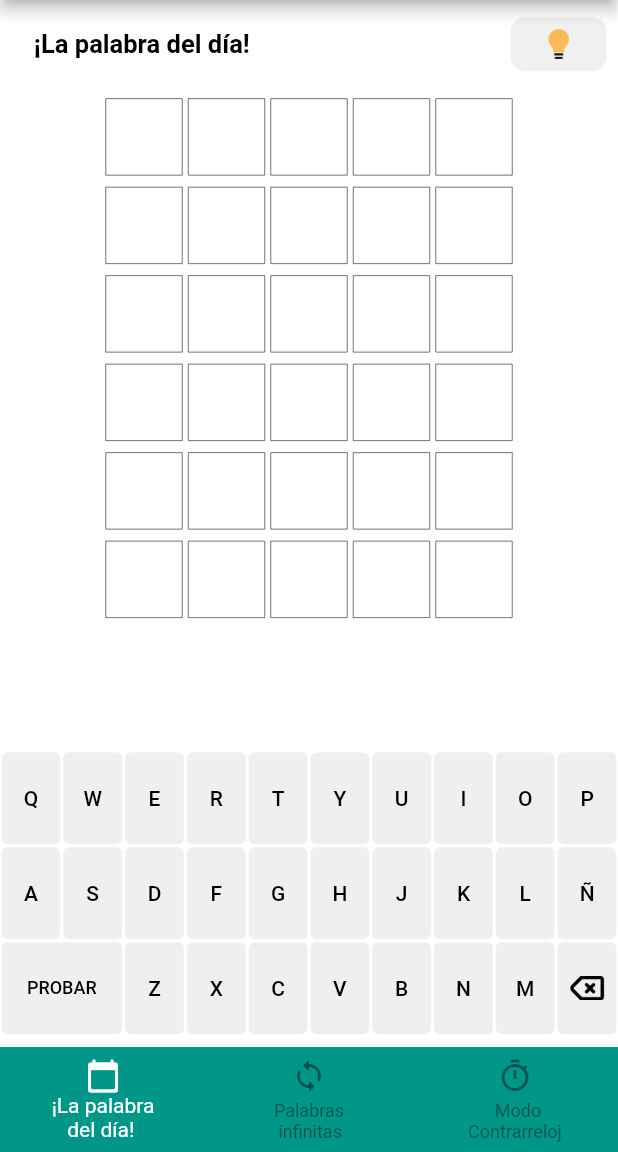
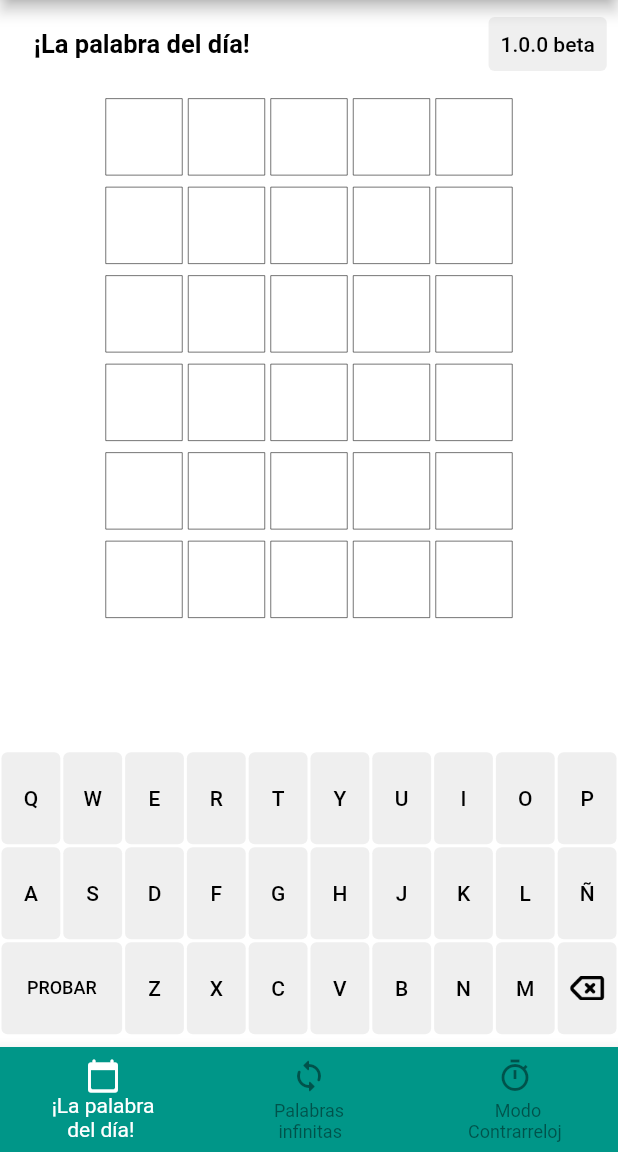
Before and after one commit to joaquinsolla/Encasillado, a Flutter app: the screen it shows after launch, after a tap on "PROBAR", on a phone screen of 412 x 824 dp, the part 84-1236 px from its top. Run offline on Flutter 3.47's test engine with Material 2 defaults, Android fonts, the phone set to English and light mode, and no system bars; our stand-ins replace flushbar; missing offline and left inert: mailto, whatsapp_share; Roboto replaces fonts that are missing (RaleWay).

Commit message:
Game banner changed

```diff
--- a/lib/common_pages.dart
+++ b/lib/common_pages.dart
@@ -897,7 +897,7 @@ class updates_page extends StatelessWidget {
                 height: 5,
               ),
               Text(
-                "Versión 1.0.0 Beta:",
+                "Versión " + currentVersion + ":",
                 style: TextStyle(
                   fontSize: 25,
                   color: myBlack,
--- a/lib/common_variables.dart
+++ b/lib/common_variables.dart
@@ -1,3 +1,5 @@
+const String currentVersion = "1.0.0 beta";
+
 int currentPage = 1;
 
 bool wordOfTheDayDialogShown = false;
@@ -14,7 +16,6 @@ double keyHeight = 0;
 // User settings
 bool colorBlind = false;
 bool darkMode = false;
-bool updates_pushed = false;
 
 // Cell control
 int currentCell = 0;
--- a/lib/common_widgets.dart
+++ b/lib/common_widgets.dart
@@ -177,7 +177,7 @@ Container game_banner(BuildContext context) {
             padding: const EdgeInsets.fromLTRB(3.0, 2.0, 3.0, 2.0),
             decoration: BoxDecoration(
               color: keyColor,
-              borderRadius: BorderRadius.circular(10),
+              borderRadius: BorderRadius.circular(5),
             ),
             child: Row(
               children: [
@@ -201,81 +201,28 @@ Container game_banner(BuildContext context) {
         SizedBox(
           width: 5.0,
         ),
-        if (updates_pushed == false) updates_button_blinking(),
-        if (updates_pushed == true) updates_button_not_blinking(context),
+        current_version_button(context),
       ],
     ),
   );
 }
 
-TextButton updates_button_not_blinking(BuildContext context) {
-  String updatesImage;
-  if (darkMode) {
-    updatesImage = future_updates_image_darkmode;
-  } else {
-    updatesImage = future_updates_image;
-  }
-
+TextButton current_version_button(BuildContext context) {
   return TextButton(
-    style: ButtonStyle(
-      backgroundColor: MaterialStateProperty.all(keyColor),
-      shape: MaterialStateProperty.all<RoundedRectangleBorder>(
-        RoundedRectangleBorder(
-          borderRadius: BorderRadius.circular(10.0),
-        ),
-      ),
-    ),
     onPressed: () {
-      if (updates_pushed == false) updates_pushed = true;
       runApp(EncasilladoApp());
       Navigator.push(context,
           MaterialPageRoute(builder: (context) => const updates_page()));
     },
-    child: Container(
-      padding: const EdgeInsets.fromLTRB(0.0, 0.0, 0.0, 0.0),
-      decoration: BoxDecoration(
-        color: keyColor,
-        borderRadius: BorderRadius.circular(10),
-      ),
-      child: Image.asset(
-        updatesImage,
-        scale: 9,
-      ),
+    style: TextButton.styleFrom(
+      primary: myBlack,
+      backgroundColor: keyColor,
+    ),
+    child: Text(
+      currentVersion,
+      style: TextStyle(color: Colors.black),
     ),
   );
-}
-
-class updates_button_blinking extends StatefulWidget {
-  @override
-  _updates_button_blinkingState createState() =>
-      _updates_button_blinkingState();
-}
-
-class _updates_button_blinkingState extends State<updates_button_blinking>
-    with SingleTickerProviderStateMixin {
-  late AnimationController _animationController;
-
-  @override
-  void initState() {
-    _animationController = new AnimationController(
-        vsync: this, duration: Duration(milliseconds: 1500));
-    _animationController.repeat(reverse: true);
-    super.initState();
-  }
-
-  @override
-  Widget build(BuildContext context) {
-    return FadeTransition(
-      opacity: _animationController,
-      child: updates_button_not_blinking(context),
-    );
-  }
-
-  @override
-  void dispose() {
-    _animationController.dispose();
-    super.dispose();
-  }
 }
 
 void word_doesnt_exist_snackbar(BuildContext context) {
@@ -325,7 +272,7 @@ Widget wotd_done_dialog(BuildContext context) {
     ),
     content: Text(
       "Ya has completado el juego de hoy, pero mañana habrá otra palabra esperándote.\n\n"
-          "Una palabra nueva a las 00:00",
+      "Una palabra nueva a las 00:00",
       style: TextStyle(color: myBlack),
     ),
     actions: <Widget>[
```
